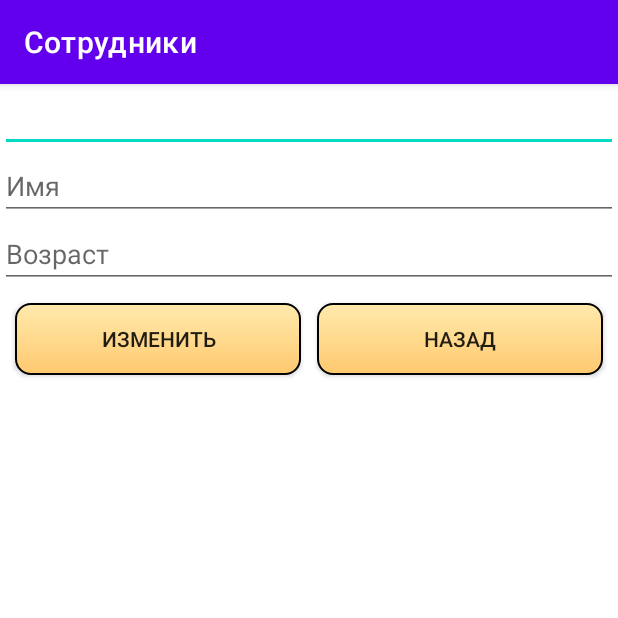
After one commit to raiveder/Employees, an Android app: the Change screen opened directly, with no data from a screen before it, on a phone screen of 412 x 824 dp, the top half of it. The commit adds this screen. Run offline under Robolectric (Android 15) with nearby library versions, the phone set to English and light mode, and no system bars.

Commit message:
Добавлена возможность изменения данных (до этого случайно сделал удаление)

```diff
--- a/app/src/main/AndroidManifest.xml
+++ b/app/src/main/AndroidManifest.xml
@@ -17,6 +17,9 @@
         android:theme="@style/Theme.Employees"
         tools:targetApi="31">
         <activity
+            android:name=".Change"
+            android:exported="false" />
+        <activity
             android:name=".AddData"
             android:exported="false" />
         <activity
--- /dev/null
+++ b/app/src/main/java/com/example/employees/Change.java
@@ -0,0 +1,129 @@
+package com.example.employees;
+
+import androidx.appcompat.app.AppCompatActivity;
+
+import android.content.Intent;
+import android.os.Bundle;
+import android.view.View;
+import android.widget.Button;
+import android.widget.TextView;
+import android.widget.Toast;
+
+import java.sql.Connection;
+import java.sql.ResultSet;
+import java.sql.Statement;
+
+public class Change extends AppCompatActivity implements View.OnClickListener {
+
+    Button btnBack;
+    Button btnChange;
+    TextView txtSurname;
+    TextView txtName;
+    TextView txtAge;
+    Connection connection;
+
+    @Override
+    protected void onCreate(Bundle savedInstanceState) {
+        super.onCreate(savedInstanceState);
+        setContentView(R.layout.activity_change);
+
+        btnBack = findViewById(R.id.btnBack);
+        btnBack.setOnClickListener((view -> {
+            Intent intent = new Intent(Change.this, MainActivity.class);
+            startActivity(intent);
+        }));
+
+        btnChange = findViewById(R.id.btnChange);
+        btnChange.setOnClickListener(this);
+
+        txtSurname = findViewById(R.id.Surname);
+        txtSurname.setOnFocusChangeListener((v, hasFocus) -> {
+            if (hasFocus)
+                txtSurname.setHint("");
+            else
+                txtSurname.setHint("Фамилия");
+        });
+
+        txtName = findViewById(R.id.Name);
+        txtName.setOnFocusChangeListener((v, hasFocus) -> {
+            if (hasFocus)
+                txtName.setHint("");
+            else
+                txtName.setHint("Имя");
+        });
+
+        txtAge = findViewById(R.id.Age);
+        txtAge.setOnFocusChangeListener((v, hasFocus) -> {
+            if (hasFocus)
+                txtAge.setHint("");
+            else
+                txtAge.setHint("Возраст");
+        });
+
+        setText();
+    }
+
+    private void setText(){
+        try {
+            DBHelper dbHelper = new DBHelper();
+            connection = dbHelper.connectionClass();
+
+            if (connection != null) {
+                String query = "Select * FROM Employees WHERE Id = " + MainActivity.id;
+                Statement statement = connection.createStatement();
+                ResultSet resultSet = statement.executeQuery(query);
+
+                while (resultSet.next()) {
+                    txtSurname.setText(resultSet.getString(2));
+                    txtName.setText(resultSet.getString(3));
+                    txtAge.setText(resultSet.getString(4));
+                }
+
+                txtSurname.clearFocus();
+                txtName.clearFocus();
+                txtAge.clearFocus();
+
+            } else {
+                Toast.makeText(this, "Проверьте подключение!", Toast.LENGTH_LONG).show();
+            }
+        } catch (Exception ex) {
+            Toast.makeText(this, "Возникла ошибка!", Toast.LENGTH_LONG).show();
+        }
+    }
+
+    @Override
+    public void onClick(View v) {
+
+        String Surname = txtSurname.getText().toString();
+        String Name = txtName.getText().toString();
+        String Age = txtAge.getText().toString();
+
+        switch (v.getId()) {
+
+            case R.id.btnChange:
+                try {
+                    DBHelper dbHelper = new DBHelper();
+                    connection = dbHelper.connectionClass();
+
+                    if (connection != null) {
+                        String query = "UPDATE Employees SET Surname = '" + Surname +
+                                "', Firstname ='" + Name + "', Age = " + Age +
+                                " WHERE Id = " + MainActivity.id;
+                        Statement statement = connection.createStatement();
+                        statement.executeUpdate(query);
+
+                        txtSurname.clearFocus();
+                        txtName.clearFocus();
+                        txtAge.clearFocus();
+
+                        Toast.makeText(this, "Данные успешно изменены", Toast.LENGTH_LONG).show();
+                        break;
+                    } else {
+                        Toast.makeText(this, "Проверьте подключение!", Toast.LENGTH_LONG).show();
+                    }
+                } catch (Exception ex) {
+                    Toast.makeText(this, "Возникла ошибка!", Toast.LENGTH_LONG).show();
+                }
+        }
+    }
+}
--- a/app/src/main/java/com/example/employees/DBHelper.java
+++ b/app/src/main/java/com/example/employees/DBHelper.java
@@ -2,15 +2,25 @@ package com.example.employees;
 
 import android.os.StrictMode;
 import android.util.Log;
+import android.view.View;
+import android.widget.Button;
+import android.widget.LinearLayout;
+import android.widget.TableLayout;
+import android.widget.TableRow;
+import android.widget.TextView;
+import android.widget.Toast;
 
 import java.sql.Connection;
 import java.sql.DriverManager;
+import java.sql.ResultSet;
+import java.sql.Statement;
 
 public class DBHelper {
 
     String userName, userPassword, ip, port, dataBase;
+    Connection connection;
 
-    public Connection connectionClass(){
+    public Connection connectionClass() {
         ip = "ngknn.ru";
         dataBase = "41P_Sergeev";
         userName = "31П";
@@ -23,7 +33,7 @@ public class DBHelper {
         Connection connection = null;
         String connectionURL = null;
 
-        try{
+        try {
             Class.forName("net.sourceforge.jtds.jdbc.Driver");
             connectionURL = "jdbc:jtds:sqlserver://" + ip + ":" + port + ";" + "databasename=" + dataBase + ";user=" + userName + ";password=" + userPassword + ";";
             connection = DriverManager.getConnection(connectionURL);
--- /dev/null
+++ b/app/src/main/res/layout/activity_change.xml
@@ -0,0 +1,65 @@
+<?xml version="1.0" encoding="utf-8"?>
+<androidx.constraintlayout.widget.ConstraintLayout xmlns:android="http://schemas.android.com/apk/res/android"
+    xmlns:app="http://schemas.android.com/apk/res-auto"
+    xmlns:tools="http://schemas.android.com/tools"
+    android:layout_width="match_parent"
+    android:layout_height="match_parent"
+    tools:context=".Change">
+
+    <EditText
+        android:id="@+id/Surname"
+        android:layout_width="0dp"
+        android:layout_height="wrap_content"
+        android:hint="@string/surname"
+        app:layout_constraintTop_toTopOf="parent"
+        app:layout_constraintStart_toStartOf="parent"
+        app:layout_constraintEnd_toEndOf="parent"
+        app:layout_constraintBottom_toTopOf="@id/Name"/>
+
+    <EditText
+        android:id="@+id/Name"
+        android:hint="@string/name"
+        android:layout_width="0dp"
+        android:layout_height="wrap_content"
+        app:layout_constraintTop_toBottomOf="@id/Surname"
+        app:layout_constraintStart_toStartOf="parent"
+        app:layout_constraintEnd_toEndOf="parent"
+        app:layout_constraintBottom_toTopOf="@id/Age"/>
+
+    <EditText
+        android:id="@+id/Age"
+        android:layout_width="0dp"
+        android:layout_height="wrap_content"
+        android:hint="@string/age"
+        app:layout_constraintBottom_toTopOf="@id/btnChange"
+        app:layout_constraintStart_toStartOf="parent"
+        app:layout_constraintEnd_toEndOf="parent"
+        app:layout_constraintTop_toBottomOf="@id/Name" />
+
+    <android.widget.Button
+        android:id="@+id/btnChange"
+        android:background="@drawable/buttonbackground"
+        android:layout_width="0dp"
+        android:layout_height="wrap_content"
+        android:text="@string/change"
+        app:layout_constraintEnd_toStartOf="@id/btnBack"
+        app:layout_constraintStart_toStartOf="parent"
+        app:layout_constraintTop_toBottomOf="@id/Age"
+        android:layout_marginRight="5dp"
+        android:layout_marginLeft="10dp"
+        android:layout_marginTop="10dp"/>
+
+    <android.widget.Button
+        android:id="@+id/btnBack"
+        android:background="@drawable/buttonbackground"
+        android:layout_width="0dp"
+        android:layout_height="wrap_content"
+        android:text="@string/back"
+        app:layout_constraintEnd_toEndOf="parent"
+        app:layout_constraintStart_toEndOf="@id/btnChange"
+        app:layout_constraintTop_toBottomOf="@id/Age"
+        android:layout_marginRight="10dp"
+        android:layout_marginLeft="5dp"
+        android:layout_marginTop="10dp"/>
+
+</androidx.constraintlayout.widget.ConstraintLayout>
--- a/app/src/main/res/values/strings.xml
+++ b/app/src/main/res/values/strings.xml
@@ -6,4 +6,5 @@
     <string name="age">Возраст</string>
     <string name="add">Добавить</string>
     <string name="back">Назад</string>
+    <string name="change">Изменить</string>
 </resources>
```
Also changed, not shown: app/src/main/java/com/example/employees/MainActivity.java (+16 -15 lines).
